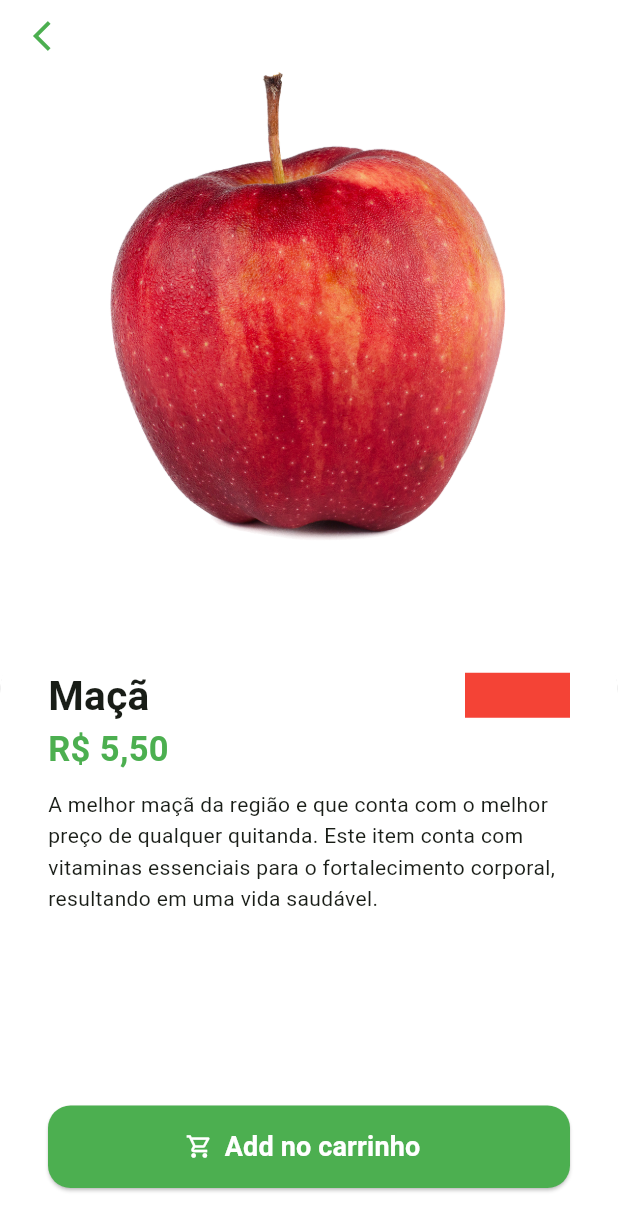
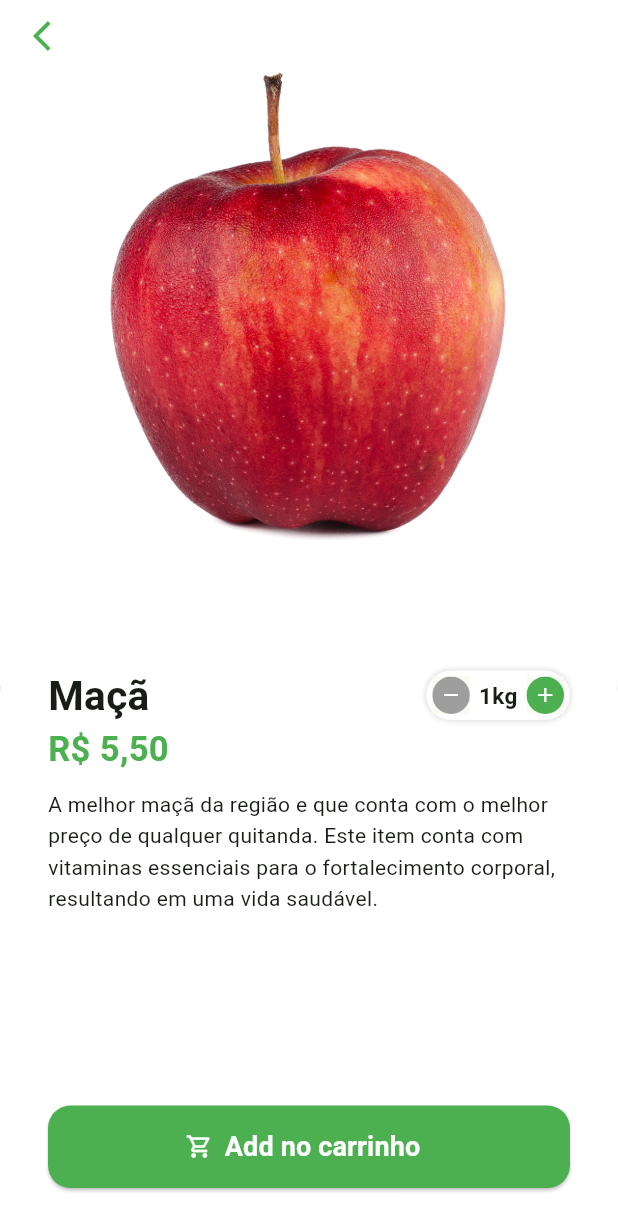
Before and after one commit to Pinheiro-dev/Quitanda, a Flutter app: the screen it shows after launch, after a tap on "Entrar", after a tap on "Maçã", on a phone screen of 412 x 824 dp. Shown: the top 1231 px of the screen. Run offline on Flutter 3.47's test engine with Material 2 defaults, Android fonts, the phone set to English and light mode, and no system bars; our stand-ins replace animated_text_kit, mask_text_input_formatter.

Commit message:
Feat: Cria widget de quantidade

```diff
--- /dev/null
+++ b/lib/src/pages/common_widgets/quantity_widget.dart
@@ -0,0 +1,85 @@
+// ignore_for_file: public_member_api_docs, sort_constructors_first
+import 'package:flutter/material.dart';
+import 'package:quitanda/src/Config/custom_colors.dart';
+
+class QuantityWidget extends StatelessWidget {
+  const QuantityWidget({super.key});
+
+  @override
+  Widget build(BuildContext context) {
+    return Container(
+      padding: const EdgeInsets.all(4),
+      decoration: BoxDecoration(
+        color: Colors.white,
+        borderRadius: BorderRadius.circular(50),
+        boxShadow: [
+          BoxShadow(
+            color: Colors.grey.shade300,
+            spreadRadius: 1,
+            blurRadius: 2,
+          ),
+        ],
+      ),
+      child: Row(
+        children: [
+          _QuantityButton(
+            icon: Icons.remove,
+            color: Colors.grey,
+            onPressed: () {},
+          ),
+          const Padding(
+            padding: EdgeInsets.symmetric(horizontal: 6),
+            child: Text(
+              '1kg',
+              style: TextStyle(
+                fontSize: 15,
+                fontWeight: FontWeight.bold,
+              ),
+            ),
+          ),
+          _QuantityButton(
+            icon: Icons.add,
+            color: CustomColors.customSwatchColor,
+            onPressed: () {},
+          ),
+        ],
+      ),
+    );
+  }
+}
+
+class _QuantityButton extends StatelessWidget {
+  final Color color;
+  final IconData icon;
+  final VoidCallback onPressed;
+
+  const _QuantityButton({
+    Key? key,
+    required this.color,
+    required this.icon,
+    required this.onPressed,
+  }) : super(key: key);
+
+  @override
+  Widget build(BuildContext context) {
+    return Material(
+      child: InkWell(
+        borderRadius: BorderRadius.circular(50),
+        onTap: onPressed,
+        child: Ink(
+          height: 25,
+          width: 25,
+          decoration: BoxDecoration(
+            color: color,
+            shape: BoxShape.circle,
+          ),
+          child: Icon(
+            icon,
+            color: Colors.white,
+            size: 16,
+          ),
+        ),
+      ),
+    );
+  }
+}
--- a/lib/src/pages/product/product_screen.dart
+++ b/lib/src/pages/product/product_screen.dart
@@ -3,6 +3,7 @@ import 'package:flutter/material.dart';
 import 'package:quitanda/src/Config/custom_colors.dart';
 
 import 'package:quitanda/src/models/item_model.dart';
+import 'package:quitanda/src/pages/common_widgets/quantity_widget.dart';
 import 'package:quitanda/src/services/utils_services.dart';
 
 class ProductScreen extends StatelessWidget {
@@ -62,11 +63,7 @@ class ProductScreen extends StatelessWidget {
                               ),
                             ),
                           ),
-                          Container(
-                            height: 30,
-                            width: 70,
-                            color: Colors.red,
-                          )
+                          QuantityWidget(),
                         ],
                       ),
 
```
